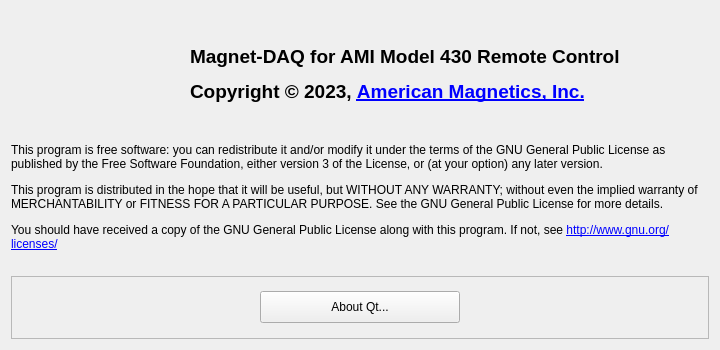
The window that Magnet-DAQ/aboutdialog.ui (American-Magnetics-Inc/magnet-daq) describes before a commit, drawn with Qt 5.
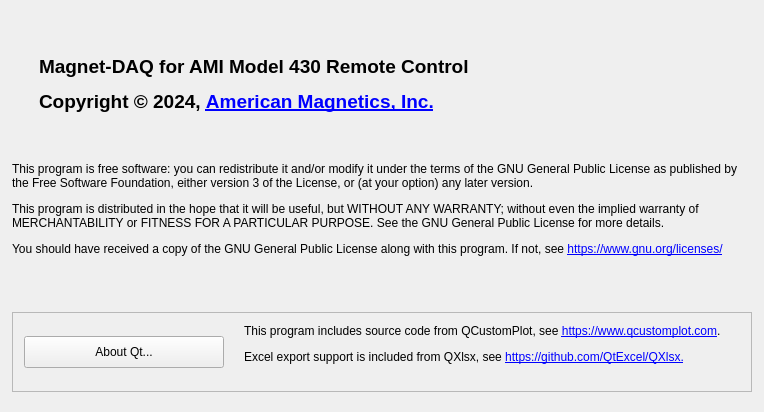
The same window after the commit. Icons and pictures are not drawn.

Commit message: • Latest and legacy Model 430 firmware releases 2.76/3.26/4.26. • Real-time statistics in status bar for plot trace selection. • Plot elements selection color changed from blue to dark magenta (purple). • Option to save entire quench events history to a text file for AMI Support needs. • Workaround for HiDPI printing problem on Windows. • Increased networking speed for latest Model 430 hardware revision (increased the command queue speed from 4 commands/sec to 10 commands/sec). • Help file updates.

```diff
--- a/Magnet-DAQ/aboutdialog.ui
+++ b/Magnet-DAQ/aboutdialog.ui
@@ -9,8 +9,8 @@
    <rect>
     <x>0</x>
     <y>0</y>
-    <width>720</width>
-    <height>350</height>
+    <width>764</width>
+    <height>412</height>
    </rect>
   </property>
   <property name="sizePolicy">
@@ -39,7 +39,41 @@
   <property name="styleSheet">
    <string notr="true"/>
   </property>
-  <layout class="QGridLayout" name="gridLayout" rowstretch="2,2,1" columnstretch="1,3">
+  <layout class="QGridLayout" name="gridLayout" rowstretch="1,1,1" columnstretch="0,1">
+   <property name="leftMargin">
+    <number>12</number>
+   </property>
+   <property name="topMargin">
+    <number>12</number>
+   </property>
+   <property name="rightMargin">
+    <number>12</number>
+   </property>
+   <property name="bottomMargin">
+    <number>20</number>
+   </property>
+   <property name="horizontalSpacing">
+    <number>20</number>
+   </property>
+   <item row="0" column="0">
+    <widget class="QLabel" name="logo">
+     <property name="text">
+      <string/>
+     </property>
+     <property name="pixmap">
+      <pixmap resource="magnetdaq.qrc">:/magnetdaq/Resources/AMIlogo.png</pixmap>
+     </property>
+     <property name="scaledContents">
+      <bool>false</bool>
+     </property>
+     <property name="alignment">
+      <set>Qt::AlignCenter</set>
+     </property>
+     <property name="margin">
+      <number>10</number>
+     </property>
+    </widget>
+   </item>
    <item row="0" column="1">
     <widget class="QLabel" name="appname">
      <property name="minimumSize">
@@ -55,7 +89,7 @@
       </font>
      </property>
      <property name="text">
-      <string>&lt;html&gt;&lt;head/&gt;&lt;body&gt;&lt;p&gt;&lt;span style=&quot; font-size:14pt;&quot;&gt;Magnet-DAQ for AMI Model 430 Remote Control&lt;/span&gt;&lt;/p&gt;&lt;p&gt;&lt;span style=&quot; font-size:14pt;&quot;&gt;Copyright © 2023, &lt;/span&gt;&lt;a href=&quot;http://www.americanmagnetics.com&quot;&gt;&lt;span style=&quot; font-size:14pt; text-decoration: underline; color:#0000ff;&quot;&gt;American Magnetics, Inc.&lt;/span&gt;&lt;/a&gt;&lt;/p&gt;&lt;/body&gt;&lt;/html&gt;</string>
+      <string>&lt;html&gt;&lt;head/&gt;&lt;body&gt;&lt;p&gt;&lt;span style=&quot; font-size:14pt;&quot;&gt;Magnet-DAQ for AMI Model 430 Remote Control&lt;/span&gt;&lt;/p&gt;&lt;p&gt;&lt;span style=&quot; font-size:14pt;&quot;&gt;Copyright © 2024, &lt;/span&gt;&lt;a href=&quot;http://www.americanmagnetics.com&quot;&gt;&lt;span style=&quot; font-size:14pt; text-decoration: underline; color:#0000ff;&quot;&gt;American Magnetics, Inc.&lt;/span&gt;&lt;/a&gt;&lt;/p&gt;&lt;/body&gt;&lt;/html&gt;</string>
      </property>
      <property name="alignment">
       <set>Qt::AlignLeading|Qt::AlignLeft|Qt::AlignVCenter</set>
@@ -67,13 +101,19 @@
    </item>
    <item row="1" column="0" colspan="2">
     <widget class="QLabel" name="license">
+     <property name="sizePolicy">
+      <sizepolicy hsizetype="Preferred" vsizetype="Preferred">
+       <horstretch>0</horstretch>
+       <verstretch>0</verstretch>
+      </sizepolicy>
+     </property>
      <property name="font">
       <font>
        <pointsize>9</pointsize>
       </font>
      </property>
      <property name="text">
-      <string>&lt;html&gt;&lt;head/&gt;&lt;body&gt;&lt;p&gt;This program is free software: you can redistribute it and/or modify it under the terms of the GNU General Public License as published by the Free Software Foundation, either version 3 of the License, or (at your option) any later version.&lt;/p&gt;&lt;p&gt;This program is distributed in the hope that it will be useful, but WITHOUT ANY WARRANTY; without even the implied warranty of MERCHANTABILITY or FITNESS FOR A PARTICULAR PURPOSE. See the GNU General Public License for more details.&lt;/p&gt;&lt;p&gt;You should have received a copy of the GNU General Public License along with this program. If not, see &lt;a href=&quot;http://www.gnu.org/licenses/&quot;&gt;&lt;span style=&quot; text-decoration: underline; color:#0000ff;&quot;&gt;http://www.gnu.org/licenses/&lt;/span&gt;&lt;/a&gt;&lt;/p&gt;&lt;/body&gt;&lt;/html&gt;</string>
+      <string>&lt;html&gt;&lt;head/&gt;&lt;body&gt;&lt;p&gt;This program is free software: you can redistribute it and/or modify it under the terms of the GNU General Public License as published by the Free Software Foundation, either version 3 of the License, or (at your option) any later version.&lt;/p&gt;&lt;p&gt;This program is distributed in the hope that it will be useful, but WITHOUT ANY WARRANTY; without even the implied warranty of MERCHANTABILITY or FITNESS FOR A PARTICULAR PURPOSE. See the GNU General Public License for more details.&lt;/p&gt;&lt;p&gt;You should have received a copy of the GNU General Public License along with this program. If not, see &lt;a href=&quot;https://www.gnu.org/licenses/&quot;&gt;&lt;span style=&quot; text-decoration: underline; color:#0000ff;&quot;&gt;https://www.gnu.org/licenses/&lt;/span&gt;&lt;/a&gt;&lt;/p&gt;&lt;/body&gt;&lt;/html&gt;</string>
      </property>
      <property name="alignment">
       <set>Qt::AlignLeading|Qt::AlignLeft|Qt::AlignTop</set>
@@ -81,10 +121,19 @@
      <property name="wordWrap">
       <bool>true</bool>
      </property>
+     <property name="margin">
+      <number>10</number>
+     </property>
     </widget>
    </item>
    <item row="2" column="0" colspan="2">
-    <widget class="QFrame" name="frame">
+    <widget class="QFrame" name="aboutFrame">
+     <property name="maximumSize">
+      <size>
+       <width>16777215</width>
+       <height>80</height>
+      </size>
+     </property>
      <property name="autoFillBackground">
       <bool>false</bool>
      </property>
@@ -94,7 +143,10 @@
      <property name="frameShadow">
       <enum>QFrame::Raised</enum>
      </property>
-     <layout class="QHBoxLayout" name="horizontalLayout">
+     <layout class="QHBoxLayout" name="aboutFrameHorizontalLayout">
+      <property name="spacing">
+       <number>20</number>
+      </property>
       <item>
        <widget class="QPushButton" name="aboutQtButton">
         <property name="minimumSize">
@@ -114,28 +166,27 @@
         </property>
        </widget>
       </item>
+      <item>
+       <widget class="QLabel" name="license_2">
+        <property name="font">
+         <font>
+          <pointsize>9</pointsize>
+         </font>
+        </property>
+        <property name="text">
+         <string>&lt;html&gt;&lt;head/&gt;&lt;body&gt;&lt;p&gt;This program includes source code from QCustomPlot, see &lt;a href=&quot;https://www.qcustomplot.com&quot;&gt;&lt;span style=&quot; text-decoration: underline; color:#0000ff;&quot;&gt;https://www.qcustomplot.com&lt;/span&gt;&lt;/a&gt;.&lt;/p&gt;&lt;p&gt;Excel export support is included from QXlsx, see &lt;a href=&quot;https://github.com/QtExcel/QXlsx&quot;&gt;&lt;span style=&quot; text-decoration: underline; color:#0000ff;&quot;&gt;https://github.com/QtExcel/QXlsx.&lt;/span&gt;&lt;/a&gt;&lt;/p&gt;&lt;/body&gt;&lt;/html&gt;</string>
+        </property>
+        <property name="alignment">
+         <set>Qt::AlignLeading|Qt::AlignLeft|Qt::AlignTop</set>
+        </property>
+        <property name="wordWrap">
+         <bool>true</bool>
+        </property>
+       </widget>
+      </item>
      </layout>
     </widget>
    </item>
-   <item row="0" column="0">
-    <widget class="QLabel" name="logo">
-     <property name="text">
-      <string/>
-     </property>
-     <property name="pixmap">
-      <pixmap resource="magnetdaq.qrc">:/magnetdaq/Resources/AMIlogo.png</pixmap>
-     </property>
-     <property name="scaledContents">
-      <bool>false</bool>
-     </property>
-     <property name="alignment">
-      <set>Qt::AlignCenter</set>
-     </property>
-     <property name="margin">
-      <number>0</number>
-     </property>
-    </widget>
-   </item>
   </layout>
  </widget>
  <layoutdefault spacing="6" margin="11"/>
```
The commit also changes 35 other files.
